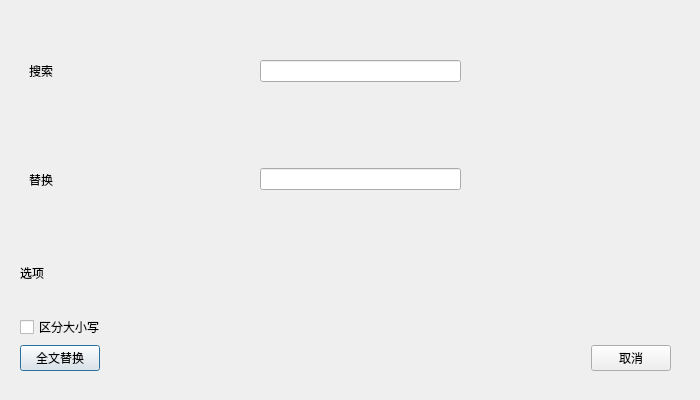
XiaoZheng2003/BIT-QT-IDE, file CEditor/replace.ui: the form before one commit.
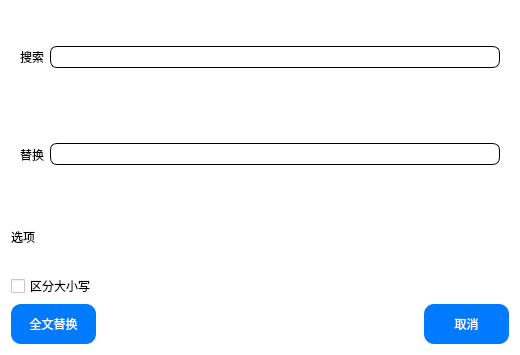
The form after the commit.

The edit to the form file:
```diff
--- a/CEditor/replace.ui
+++ b/CEditor/replace.ui
@@ -6,66 +6,51 @@
    <rect>
     <x>0</x>
     <y>0</y>
-    <width>700</width>
-    <height>400</height>
+    <width>520</width>
+    <height>355</height>
    </rect>
   </property>
   <property name="windowTitle">
    <string>Dialog</string>
   </property>
-  <widget class="QWidget" name="verticalLayoutWidget_3">
-   <property name="geometry">
-    <rect>
-     <x>20</x>
-     <y>20</y>
-     <width>651</width>
-     <height>351</height>
-    </rect>
-   </property>
+  <property name="styleSheet">
+   <string notr="true">background-color: rgb(255, 255, 255);</string>
+  </property>
+  <layout class="QVBoxLayout" name="verticalLayout">
+   <item>
    <layout class="QVBoxLayout" name="verticalLayout_11" stretch="0,0,0,0">
     <item>
      <widget class="QWidget" name="widget" native="true">
       <layout class="QHBoxLayout" name="horizontalLayout">
        <item>
         <widget class="QLabel" name="label_6">
+          <property name="styleSheet">
+           <string notr="true">font: 10pt &quot;微软雅黑&quot;;</string>
+          </property>
          <property name="text">
           <string>搜索</string>
          </property>
         </widget>
        </item>
-       <item>
-        <spacer name="horizontalSpacer">
-         <property name="orientation">
-          <enum>Qt::Horizontal</enum>
-         </property>
-         <property name="sizeHint" stdset="0">
-          <size>
-           <width>40</width>
-           <height>20</height>
-          </size>
-         </property>
-        </spacer>
-       </item>
        <item>
         <widget class="QLineEdit" name="lineEdit">
+          <property name="styleSheet">
+           <string notr="true">QLineEdit{
+	border:1px solid black;
+	border-radius:7px;
+	padding:2px 4px;
+	font: 10pt &quot;Candara&quot;;
+ }
+
+QLineEdit:hover {
+	border:1px groove grey;
+}</string>
+          </property>
          <property name="text">
           <string/>
          </property>
         </widget>
        </item>
-       <item>
-        <spacer name="horizontalSpacer_3">
-         <property name="orientation">
-          <enum>Qt::Horizontal</enum>
-         </property>
-         <property name="sizeHint" stdset="0">
-          <size>
-           <width>40</width>
-           <height>20</height>
-          </size>
-         </property>
-        </spacer>
-       </item>
       </layout>
      </widget>
     </item>
@@ -74,44 +59,33 @@
       <layout class="QHBoxLayout" name="horizontalLayout_5">
        <item>
         <widget class="QLabel" name="label_11">
+          <property name="styleSheet">
+           <string notr="true">font: 10pt &quot;微软雅黑&quot;;</string>
+          </property>
          <property name="text">
           <string>替换</string>
          </property>
         </widget>
        </item>
-       <item>
-        <spacer name="horizontalSpacer_6">
-         <property name="orientation">
-          <enum>Qt::Horizontal</enum>
-         </property>
-         <property name="sizeHint" stdset="0">
-          <size>
-           <width>40</width>
-           <height>20</height>
-          </size>
-         </property>
-        </spacer>
-       </item>
        <item>
         <widget class="QLineEdit" name="lineEdit_2">
+          <property name="styleSheet">
+           <string notr="true">QLineEdit{
+	border:1px solid black;
+	border-radius:7px;
+	padding:2px 4px;
+	font: 10pt &quot;Candara&quot;;
+ }
+
+QLineEdit:hover {
+	border:1px groove grey;
+}</string>
+          </property>
          <property name="text">
           <string/>
          </property>
         </widget>
        </item>
-       <item>
-        <spacer name="horizontalSpacer_7">
-         <property name="orientation">
-          <enum>Qt::Horizontal</enum>
-         </property>
-         <property name="sizeHint" stdset="0">
-          <size>
-           <width>40</width>
-           <height>20</height>
-          </size>
-         </property>
-        </spacer>
-       </item>
       </layout>
      </widget>
     </item>
@@ -123,6 +97,9 @@
          <layout class="QVBoxLayout" name="verticalLayout_13">
           <item>
            <widget class="QLabel" name="label_7">
+             <property name="styleSheet">
+              <string notr="true">font: 10pt &quot;微软雅黑&quot;;</string>
+             </property>
             <property name="text">
              <string>选项</string>
             </property>
@@ -130,6 +107,9 @@
           </item>
           <item>
            <widget class="QCheckBox" name="checkBox_case">
+             <property name="styleSheet">
+              <string notr="true">font: 10pt &quot;微软雅黑&quot;;</string>
+             </property>
             <property name="text">
              <string>区分大小写</string>
             </property>
@@ -145,6 +125,24 @@
      <layout class="QHBoxLayout" name="horizontalLayout_4">
       <item>
        <widget class="QPushButton" name="pushButton_3">
+         <property name="styleSheet">
+          <string notr="true">QPushButton {
+               background-color:#007BFF;
+               color: white;
+               padding: 5px;
+               border: none;
+               border-radius: 10px;  
+               height:30px;
+               width:75px;
+	           font: 9pt &quot;黑体&quot;;
+
+ }
+
+
+QPushButton:hover {
+              background-color:  #9cd3fa;
+}</string>
+         </property>
         <property name="text">
          <string>全文替换</string>
         </property>
@@ -165,6 +163,24 @@
       </item>
       <item>
        <widget class="QPushButton" name="pushButton_4">
+         <property name="styleSheet">
+          <string notr="true">QPushButton {
+               background-color:#007BFF;
+               color: white;
+               padding: 5px;
+               border: none;
+               border-radius: 10px;  
+               height:30px;
+               width:75px;
+	           font: 9pt &quot;黑体&quot;;
+
+ }
+
+
+QPushButton:hover {
+              background-color:  #9cd3fa;
+}</string>
+         </property>
         <property name="text">
          <string>取消</string>
         </property>
@@ -173,7 +189,8 @@
      </layout>
     </item>
    </layout>
-  </widget>
+   </item>
+  </layout>
  </widget>
  <resources/>
  <connections/>
```
Lines whose indentation alone changed are shown as unchanged.
